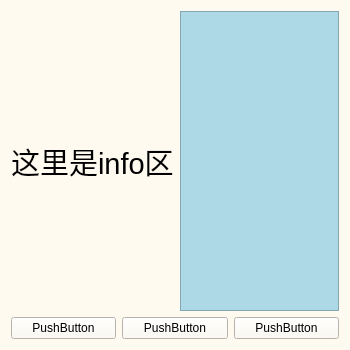
Qt form gui/uis/cards/py_card.ui (pigBond/pyqt-pyside-mujoco-template-gui) before a commit.
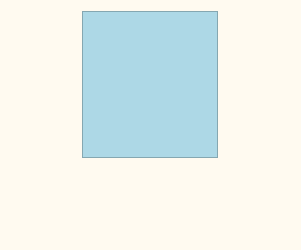
The same form after that commit.

Commit message: add ui_card window

Diff of the .ui file:
```diff
--- a/gui/uis/cards/py_card.ui
+++ b/gui/uis/cards/py_card.ui
@@ -6,20 +6,20 @@
    <rect>
     <x>0</x>
     <y>0</y>
-    <width>350</width>
-    <height>350</height>
+    <width>301</width>
+    <height>250</height>
    </rect>
   </property>
   <property name="minimumSize">
    <size>
-    <width>350</width>
-    <height>350</height>
+    <width>301</width>
+    <height>250</height>
    </size>
   </property>
   <property name="maximumSize">
    <size>
-    <width>350</width>
-    <height>350</height>
+    <width>301</width>
+    <height>250</height>
    </size>
   </property>
   <property name="windowTitle">
@@ -34,23 +34,22 @@
      <item>
       <layout class="QHBoxLayout" name="horizontalLayout_2">
        <item>
-        <layout class="QVBoxLayout" name="label_info_layout">
-         <item>
-          <widget class="QLabel" name="label">
-           <property name="font">
-            <font>
-             <pointsize>22</pointsize>
-            </font>
-           </property>
-           <property name="text">
-            <string>这里是info区</string>
-           </property>
-          </widget>
-         </item>
-        </layout>
+        <layout class="QVBoxLayout" name="label_info_layout"/>
        </item>
        <item>
         <widget class="QFrame" name="frame">
+         <property name="minimumSize">
+          <size>
+           <width>136</width>
+           <height>147</height>
+          </size>
+         </property>
+         <property name="maximumSize">
+          <size>
+           <width>136</width>
+           <height>147</height>
+          </size>
+         </property>
          <property name="styleSheet">
           <string notr="true">background:lightblue</string>
          </property>
@@ -65,29 +64,7 @@
       </layout>
      </item>
      <item>
-      <layout class="QHBoxLayout" name="btn_operation_layout">
-       <item>
-        <widget class="QPushButton" name="pushButton">
-         <property name="text">
-          <string>PushButton</string>
-         </property>
-        </widget>
-       </item>
-       <item>
-        <widget class="QPushButton" name="pushButton_2">
-         <property name="text">
-          <string>PushButton</string>
-         </property>
-        </widget>
-       </item>
-       <item>
-        <widget class="QPushButton" name="pushButton_3">
-         <property name="text">
-          <string>PushButton</string>
-         </property>
-        </widget>
-       </item>
-      </layout>
+      <layout class="QHBoxLayout" name="btn_operation_layout"/>
      </item>
     </layout>
    </item>
```
The commit also changes 12 other files.
